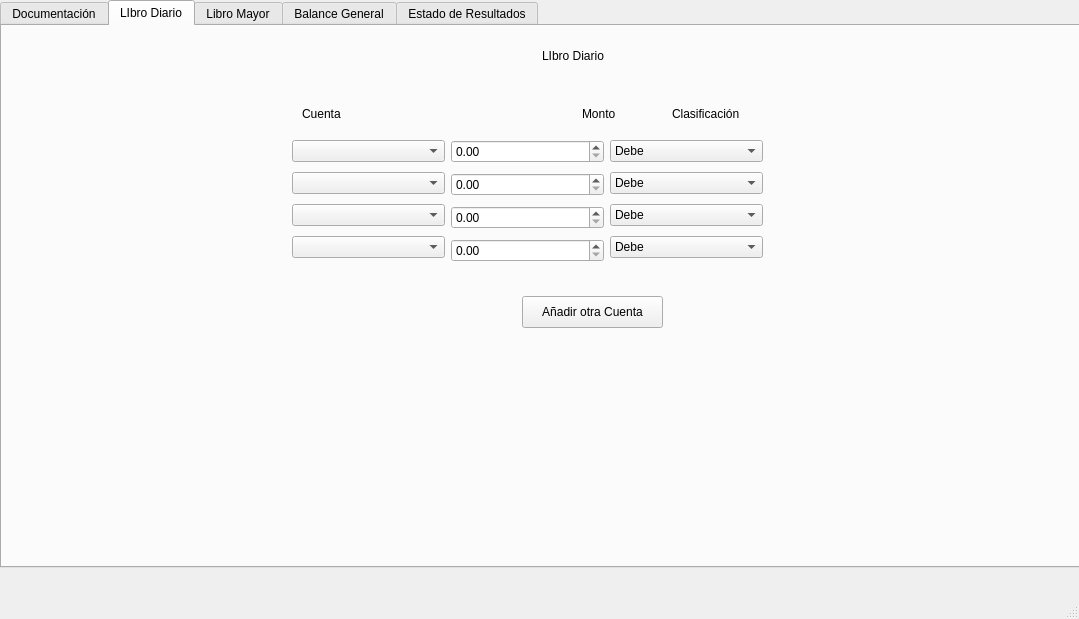
Old version of the form mainwindow.ui in the repository pabloflores465/Proyecto-Informatica-3.
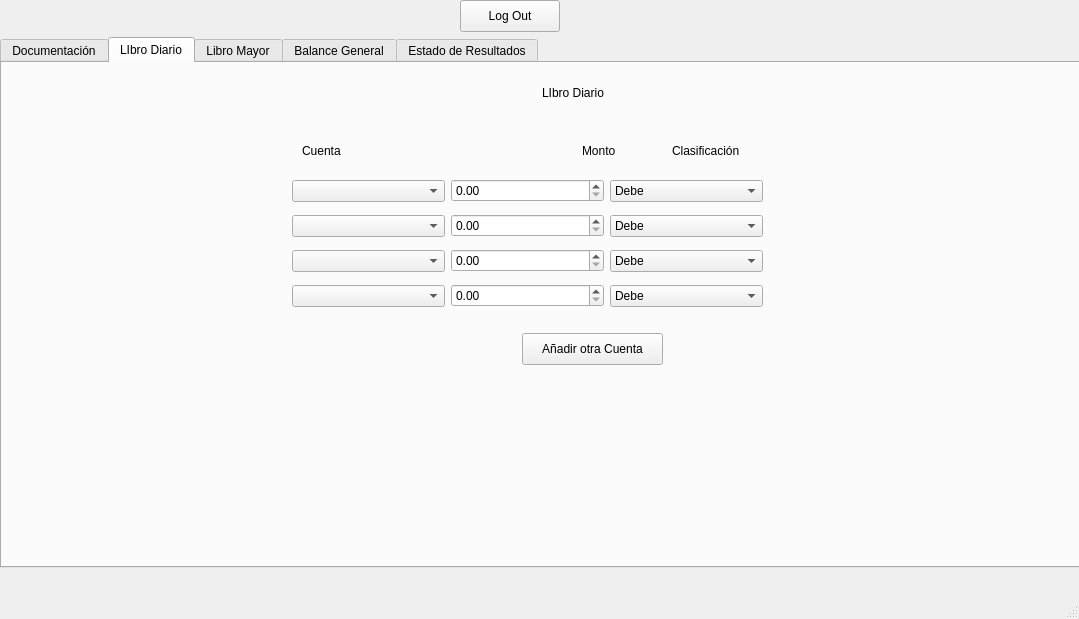
New version of the form. The open tabs and pages were chosen to show the change.

The edit to the form file:
```diff
--- a/mainwindow.ui
+++ b/mainwindow.ui
@@ -18,9 +18,9 @@
     <property name="geometry">
      <rect>
       <x>0</x>
-      <y>0</y>
+      <y>37</y>
       <width>1081</width>
-      <height>568</height>
+      <height>531</height>
      </rect>
     </property>
     <property name="currentIndex">
@@ -152,7 +152,7 @@
         <x>290</x>
         <y>110</y>
         <width>471</width>
-        <height>130</height>
+        <height>142</height>
        </rect>
       </property>
       <layout class="QHBoxLayout" name="horizontalLayout_2">
@@ -467,6 +467,19 @@
      </widget>
     </widget>
    </widget>
+   <widget class="QPushButton" name="pushButton">
+    <property name="geometry">
+     <rect>
+      <x>460</x>
+      <y>0</y>
+      <width>100</width>
+      <height>32</height>
+     </rect>
+    </property>
+    <property name="text">
+     <string>Log Out</string>
+    </property>
+   </widget>
   </widget>
   <widget class="QMenuBar" name="menubar">
    <property name="geometry">
```
Left out of the diff: 4 changed lines with no effect on the pictures.
